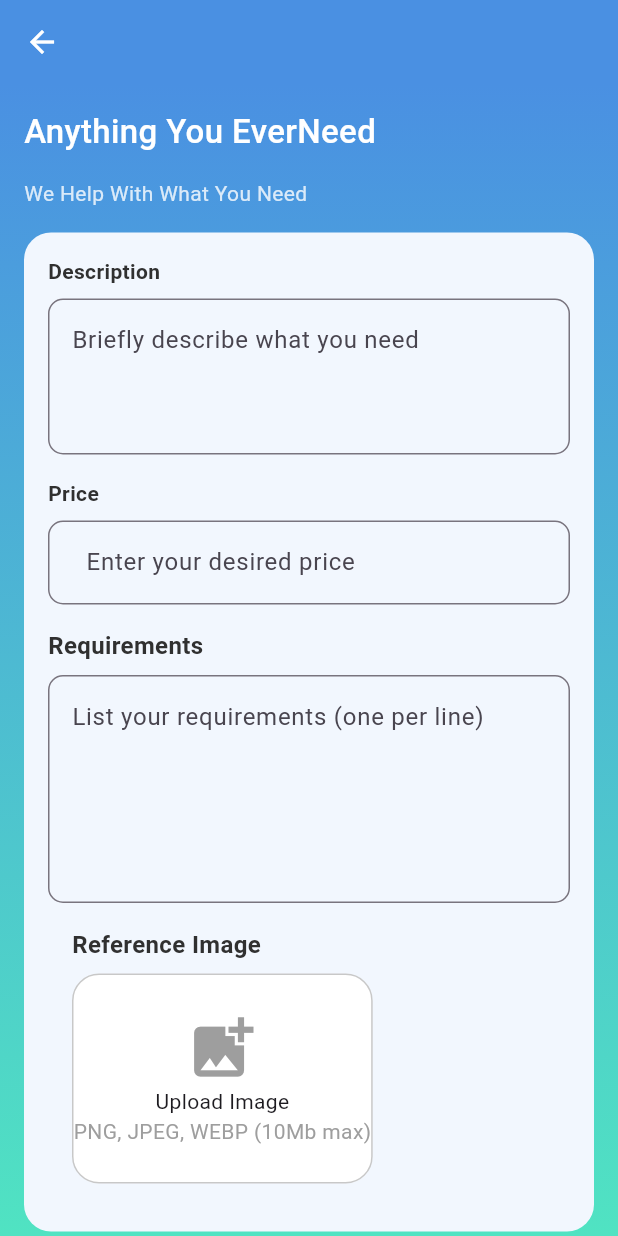
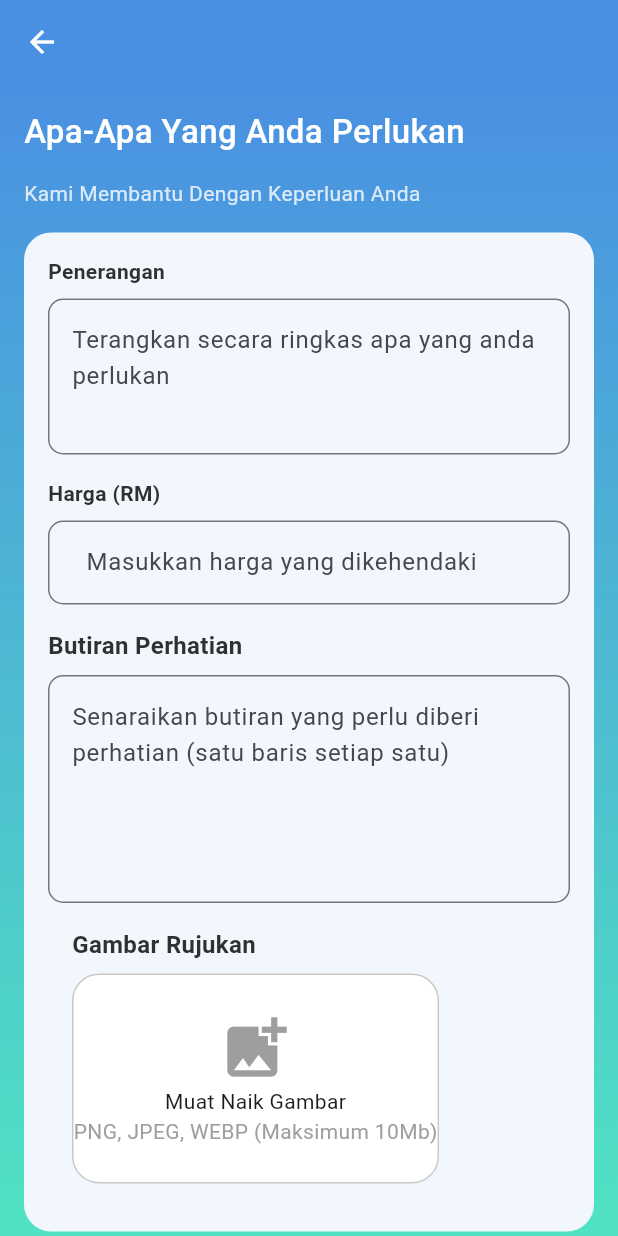
Before and after one commit to izzathakimi/henshin, a Flutter app: the RequestServicePage1Widget screen opened directly, on a phone screen of 412 x 824 dp. Run offline on Flutter 3.47's test engine with Material 3 defaults, Android fonts, the phone set to English and light mode, and no system bars; our stand-ins replace auto_size_text, cached_network_image, cloud_firestore, firebase_auth, firebase_core, firebase_storage and 7 more; accounts and stored records are empty; network calls fail; Roboto replaces fonts that are missing (NatoSansKhmer).

Commit message:
pd.to_malay

```diff
--- a/lib/request_service_page1/request_service_page1_widget.dart
+++ b/lib/request_service_page1/request_service_page1_widget.dart
@@ -121,14 +121,14 @@ class RequestServicePage1WidgetState extends State<RequestServicePage1Widget> {
                 Padding(
                   padding: const EdgeInsets.all(16),
                   child: Text(
-                    'Anything You EverNeed',
+                    'Apa-Apa Yang Anda Perlukan',
                     style: HenshinTheme.title2.copyWith(color: Colors.white),
                   ),
                 ),
                 Padding(
                   padding: const EdgeInsets.symmetric(horizontal: 16),
                   child: Text(
-                    'We Help With What You Need',
+                    'Kami Membantu Dengan Keperluan Anda',
                     style: HenshinTheme.bodyText1.override(
                       fontFamily: 'NatoSansKhmer',
                       color: Colors.white.withOpacity(0.8),
@@ -149,7 +149,7 @@ class RequestServicePage1WidgetState extends State<RequestServicePage1Widget> {
                         crossAxisAlignment: CrossAxisAlignment.start,
                         children: [
                           Text(
-                            'Description',
+                            'Penerangan',
                             style: HenshinTheme.bodyText1.override(
                               fontFamily: 'NatoSansKhmer',
                               fontWeight: FontWeight.bold,
@@ -161,7 +161,7 @@ class RequestServicePage1WidgetState extends State<RequestServicePage1Widget> {
                             controller: _descriptionController,
                             maxLines: 3,
                             decoration: InputDecoration(
-                              hintText: 'Briefly describe what you need',
+                              hintText: 'Terangkan secara ringkas apa yang anda perlukan',
                               border: OutlineInputBorder(
                                 borderRadius: BorderRadius.circular(10),
                               ),
@@ -169,7 +169,7 @@ class RequestServicePage1WidgetState extends State<RequestServicePage1Widget> {
                           ),
                           const SizedBox(height: 16),
                           Text(
-                            'Price',
+                            'Harga (RM)',
                             style: HenshinTheme.bodyText1.override(
                               fontFamily: 'NatoSansKhmer',
                               fontWeight: FontWeight.bold,
@@ -181,7 +181,7 @@ class RequestServicePage1WidgetState extends State<RequestServicePage1Widget> {
                             controller: _priceController,
                             keyboardType: TextInputType.number,
                             decoration: InputDecoration(
-                              hintText: 'Enter your desired price',
+                              hintText: 'Masukkan harga yang dikehendaki',
                               prefixText: '\$',
                               border: OutlineInputBorder(
                                 borderRadius: BorderRadius.circular(10),
@@ -190,7 +190,7 @@ class RequestServicePage1WidgetState extends State<RequestServicePage1Widget> {
                           ),
                           const SizedBox(height: 16),
                           Text(
-                            'Requirements',
+                            'Butiran Perhatian',
                             style: HenshinTheme.bodyText1.override(
                               fontFamily: 'NatoSansKhmer',
                               fontSize: 16,
@@ -203,7 +203,7 @@ class RequestServicePage1WidgetState extends State<RequestServicePage1Widget> {
                             controller: _requirementsController,
                             maxLines: 5,
                             decoration: InputDecoration(
-                              hintText: 'List your requirements (one per line)',
+                              hintText: 'Senaraikan butiran yang perlu diberi perhatian (satu baris setiap satu)',
                               border: OutlineInputBorder(
                                 borderRadius: BorderRadius.circular(10),
                               ),
@@ -215,7 +215,7 @@ class RequestServicePage1WidgetState extends State<RequestServicePage1Widget> {
                               crossAxisAlignment: CrossAxisAlignment.start,
                               children: [
                                 Text(
-                                  'Reference Image',
+                                  'Gambar Rujukan',
                                   style: HenshinTheme.bodyText1.override(
                                     fontFamily: 'NatoSansKhmer',
                                     fontSize: 16,
@@ -241,8 +241,8 @@ class RequestServicePage1WidgetState extends State<RequestServicePage1Widget> {
                                             mainAxisAlignment: MainAxisAlignment.center,
                                             children: [
                                               Icon(Icons.add_photo_alternate, size: 50, color: Colors.grey),
-                                              Text('Upload Image'),
-                                              Text('PNG, JPEG, WEBP (10Mb max)', style: TextStyle(color: Colors.grey)),
+                                              Text('Muat Naik Gambar'),
+                                              Text('PNG, JPEG, WEBP (Maksimum 10Mb)', style: TextStyle(color: Colors.grey)),
                                             ],
                                           )
                                         : Image.file(_image!, fit: BoxFit.cover),
@@ -260,7 +260,7 @@ class RequestServicePage1WidgetState extends State<RequestServicePage1Widget> {
                   padding: const EdgeInsets.all(16),
                   child: FFButtonWidget(
                     onPressed: navigateToSummary,
-                    text: 'Proceed to Summary',
+                    text: 'Teruskan ke Ringkasan',
                     options: FFButtonOptions(
                       width: double.infinity,
                       height: 50,
@@ -280,7 +280,7 @@ class RequestServicePage1WidgetState extends State<RequestServicePage1Widget> {
                 ),
                 Center(
                   child: Text(
-                    'You won\'t be charged now',
+                    'Anda tidak akan dicaj sekarang',
                     style: HenshinTheme.bodyText1.override(
                       fontFamily: 'NatoSansKhmer',
                       color: const Color(0xCF303030),
--- a/lib/request_summary/request_summary_widget.dart
+++ b/lib/request_summary/request_summary_widget.dart
@@ -56,17 +56,17 @@ class RequestSummaryWidget extends StatelessWidget {
                   crossAxisAlignment: CrossAxisAlignment.start,
                   mainAxisSize: MainAxisSize.min,
                   children: [
-                    Text('Request Summary', style: HenshinTheme.title3),
+                    Text('Ringkasan Permintaan', style: HenshinTheme.title3),
                     const SizedBox(height: 20),
-                    _buildInfoRow('Request ID:', requestId),
-                    _buildInfoRow('Amount:', 'RM ${price.toStringAsFixed(2)}'),
-                    _buildInfoRow('Request Status:', 'Completed'),
+                    _buildInfoRow('ID Permintaan:', requestId),
+                    _buildInfoRow('Jumlah:', 'RM ${price.toStringAsFixed(2)}'),
+                    _buildInfoRow('Status Permintaan:', 'Selesai'),
                     const SizedBox(height: 16),
-                    Text('Description:', style: HenshinTheme.bodyText1.copyWith(color: Colors.grey)),
+                    Text('Penerangan:', style: HenshinTheme.bodyText1.copyWith(color: Colors.grey)),
                     const SizedBox(height: 8),
                     Text(description, style: HenshinTheme.bodyText1),
                     const SizedBox(height: 16),
-                    Text('Requirements:', style: HenshinTheme.bodyText1.copyWith(color: Colors.grey)),
+                    Text('Keperluan:', style: HenshinTheme.bodyText1.copyWith(color: Colors.grey)),
                     const SizedBox(height: 8),
                     ...requirements.map((req) => Padding(
                       padding: const EdgeInsets.only(bottom: 4),
@@ -90,7 +90,7 @@ class RequestSummaryWidget extends StatelessWidget {
                           borderRadius: BorderRadius.circular(12),
                         ),
                       ),
-                      child: Text('Download Summary', style: HenshinTheme.subtitle2),
+                      child: Text('Muat Turun Ringkasan', style: HenshinTheme.subtitle2),
                     ),
                     const SizedBox(height: 12),
                     OutlinedButton(
@@ -108,7 +108,7 @@ class RequestSummaryWidget extends StatelessWidget {
                         ),
                       ),
                       child: Text(
-                        'Back to homescreen',
+                        'Kembali ke Skrin Utama',
                         style: HenshinTheme.subtitle2.copyWith(
                           color: const Color(0xFF4A90E2),
                         ),
```
Also changed, not shown: lib/job_application_page/job_application_widget.dart (+12 -12 lines), lib/job_application_page2/job_application_page2_widget.dart (+12 -12 lines), lib/job_proposals_page/job_proposals_page_widget.dart (+40 -32 lines), lib/job_proposals_page2/job_proposals_page2_widget.dart (+43 -35 lines).
